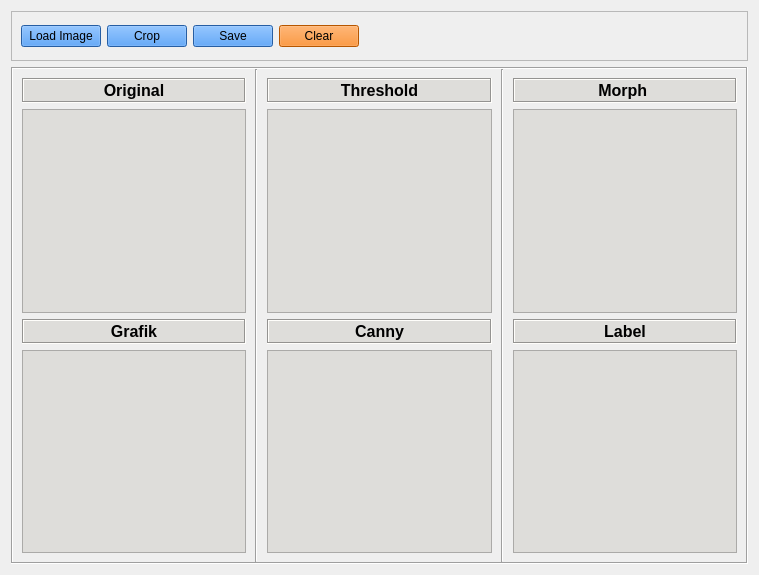
aziz-0110/moilapp-plugin-histologi-bat, file ui_widget.ui: the form before one commit.
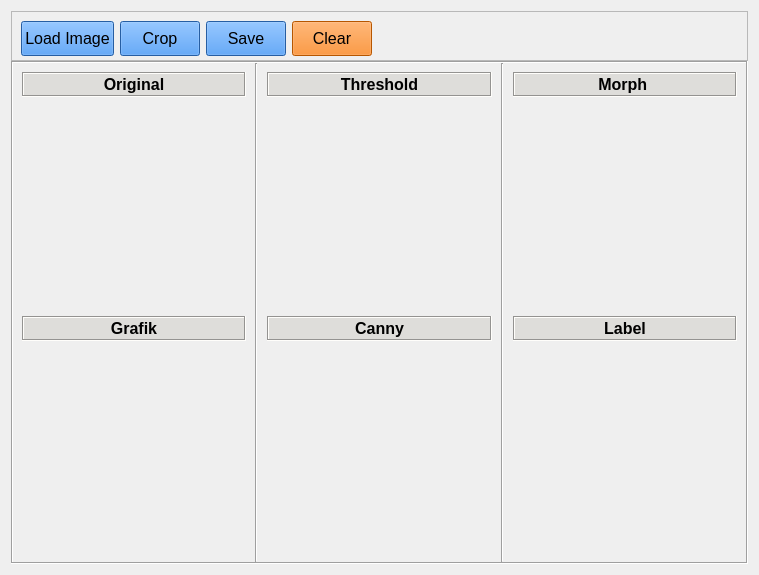
The form after the commit.

What changed in the file:
```diff
--- a/ui_widget.ui
+++ b/ui_widget.ui
@@ -13,8 +13,38 @@
   <property name="windowTitle">
    <string>Form</string>
   </property>
+  <property name="styleSheet">
+   <string notr="true"/>
+  </property>
   <layout class="QVBoxLayout" name="verticalLayout">
    <item>
+    <widget class="QFrame" name="frame_4">
+     <property name="styleSheet">
+      <string notr="true"/>
+     </property>
+     <property name="frameShape">
+      <enum>QFrame::NoFrame</enum>
+     </property>
+     <property name="frameShadow">
+      <enum>QFrame::Raised</enum>
+     </property>
+     <layout class="QVBoxLayout" name="verticalLayout_7">
+      <property name="spacing">
+       <number>0</number>
+      </property>
+      <property name="leftMargin">
+       <number>0</number>
+      </property>
+      <property name="topMargin">
+       <number>0</number>
+      </property>
+      <property name="rightMargin">
+       <number>0</number>
+      </property>
+      <property name="bottomMargin">
+       <number>0</number>
+      </property>
+      <item>
     <widget class="QFrame" name="frame_11">
      <property name="maximumSize">
       <size>
@@ -55,6 +85,25 @@
         <layout class="QHBoxLayout" name="horizontalLayout_3">
          <item>
           <widget class="QPushButton" name="btn_load">
+              <property name="minimumSize">
+               <size>
+                <width>0</width>
+                <height>35</height>
+               </size>
+              </property>
+              <property name="maximumSize">
+               <size>
+                <width>16777215</width>
+                <height>32</height>
+               </size>
+              </property>
+              <property name="font">
+               <font>
+                <pointsize>12</pointsize>
+                <weight>50</weight>
+                <bold>false</bold>
+               </font>
+              </property>
            <property name="styleSheet">
             <string notr="true">background-color: rgb(53, 132, 228);</string>
            </property>
@@ -65,6 +114,23 @@
          </item>
          <item>
           <widget class="QPushButton" name="btn_crop">
+              <property name="minimumSize">
+               <size>
+                <width>0</width>
+                <height>35</height>
+               </size>
+              </property>
+              <property name="maximumSize">
+               <size>
+                <width>16777215</width>
+                <height>32</height>
+               </size>
+              </property>
+              <property name="font">
+               <font>
+                <pointsize>12</pointsize>
+               </font>
+              </property>
            <property name="styleSheet">
             <string notr="true">background-color: rgb(53, 132, 228);</string>
            </property>
@@ -75,6 +141,23 @@
          </item>
          <item>
           <widget class="QPushButton" name="btn_save">
+              <property name="minimumSize">
+               <size>
+                <width>0</width>
+                <height>35</height>
+               </size>
+              </property>
+              <property name="maximumSize">
+               <size>
+                <width>16777215</width>
+                <height>32</height>
+               </size>
+              </property>
+              <property name="font">
+               <font>
+                <pointsize>12</pointsize>
+               </font>
+              </property>
            <property name="styleSheet">
             <string notr="true">background-color: rgb(53, 132, 228);</string>
            </property>
@@ -85,6 +168,23 @@
          </item>
          <item>
           <widget class="QPushButton" name="btn_clear">
+              <property name="minimumSize">
+               <size>
+                <width>0</width>
+                <height>35</height>
+               </size>
+              </property>
+              <property name="maximumSize">
+               <size>
+                <width>16777215</width>
+                <height>16777215</height>
+               </size>
+              </property>
+              <property name="font">
+               <font>
+                <pointsize>12</pointsize>
+               </font>
+              </property>
            <property name="styleSheet">
             <string notr="true">background-color: rgb(255, 120, 0);</string>
            </property>
@@ -184,15 +284,9 @@
           </widget>
          </item>
          <item>
-          <widget class="QFrame" name="img_ori">
-           <property name="styleSheet">
-            <string notr="true">background-color: rgb(222, 221, 218);</string>
-           </property>
-           <property name="frameShape">
-            <enum>QFrame::StyledPanel</enum>
-           </property>
-           <property name="frameShadow">
-            <enum>QFrame::Raised</enum>
+             <widget class="QLabel" name="img_ori">
+              <property name="text">
+               <string/>
            </property>
           </widget>
          </item>
@@ -235,15 +329,9 @@
           </widget>
          </item>
          <item>
-          <widget class="QFrame" name="img_grafik">
-           <property name="styleSheet">
-            <string notr="true">background-color: rgb(222, 221, 218);</string>
-           </property>
-           <property name="frameShape">
-            <enum>QFrame::StyledPanel</enum>
-           </property>
-           <property name="frameShadow">
-            <enum>QFrame::Raised</enum>
+             <widget class="QLabel" name="img_grafik">
+              <property name="text">
+               <string/>
            </property>
           </widget>
          </item>
@@ -305,15 +393,9 @@
           </widget>
          </item>
          <item>
-          <widget class="QFrame" name="img_thres">
-           <property name="styleSheet">
-            <string notr="true">background-color: rgb(222, 221, 218);</string>
-           </property>
-           <property name="frameShape">
-            <enum>QFrame::StyledPanel</enum>
-           </property>
-           <property name="frameShadow">
-            <enum>QFrame::Raised</enum>
+             <widget class="QLabel" name="img_thres">
+              <property name="text">
+               <string/>
            </property>
           </widget>
          </item>
@@ -356,15 +438,9 @@
           </widget>
          </item>
          <item>
-          <widget class="QFrame" name="img_canny">
-           <property name="styleSheet">
-            <string notr="true">background-color: rgb(222, 221, 218);</string>
-           </property>
-           <property name="frameShape">
-            <enum>QFrame::StyledPanel</enum>
-           </property>
-           <property name="frameShadow">
-            <enum>QFrame::Raised</enum>
+             <widget class="QLabel" name="img_canny">
+              <property name="text">
+               <string/>
            </property>
           </widget>
          </item>
@@ -420,17 +496,10 @@
           </widget>
          </item>
          <item>
-          <widget class="QFrame" name="img_morph">
-           <property name="styleSheet">
-            <string notr="true">background-color: rgb(222, 221, 218);</string>
-           </property>
-           <property name="frameShape">
-            <enum>QFrame::StyledPanel</enum>
-           </property>
-           <property name="frameShadow">
-            <enum>QFrame::Raised</enum>
-           </property>
-           <layout class="QVBoxLayout" name="verticalLayout_6"/>
+             <widget class="QLabel" name="img_morph">
+              <property name="text">
+               <string/>
+              </property>
           </widget>
          </item>
          <item>
@@ -472,17 +541,13 @@
           </widget>
          </item>
          <item>
-          <widget class="QFrame" name="img_label">
-           <property name="styleSheet">
-            <string notr="true">background-color: rgb(222, 221, 218);</string>
-           </property>
-           <property name="frameShape">
-            <enum>QFrame::StyledPanel</enum>
-           </property>
-           <property name="frameShadow">
-            <enum>QFrame::Raised</enum>
-           </property>
-           <layout class="QVBoxLayout" name="verticalLayout_5"/>
+             <widget class="QLabel" name="img_label">
+              <property name="text">
+               <string/>
+              </property>
+             </widget>
+            </item>
+           </layout>
           </widget>
          </item>
         </layout>
```
Left out of the diff: 2 changed lines with no effect on the pictures. Lines whose indentation alone changed are shown as unchanged.
